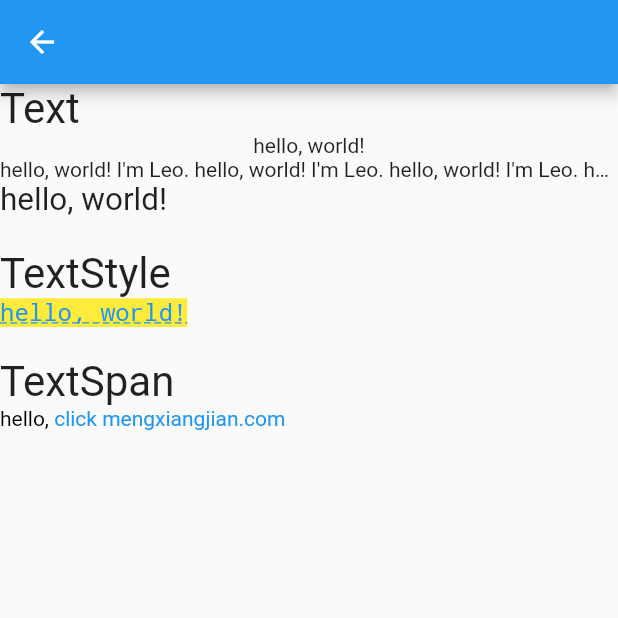
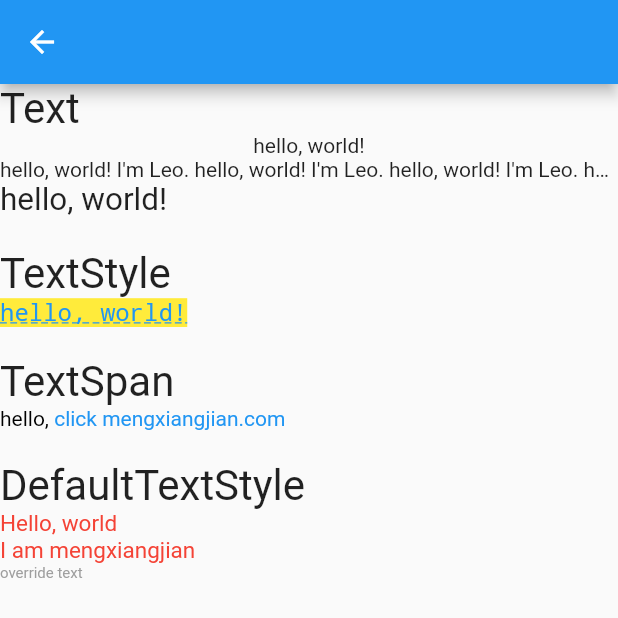
Before and after one commit to mengxiangjian13/FlutterLearn, a Flutter app: the TextStylePage screen opened directly with empty values, on a phone screen of 412 x 824 dp, the top half of it. Run offline on Flutter 3.47's test engine with Material 2 defaults, Android fonts, the phone set to English and light mode, and no system bars.

Commit message:
finish text & style

```diff
--- a/lib/pages/foundation_widget/text_style.dart
+++ b/lib/pages/foundation_widget/text_style.dart
@@ -78,7 +78,28 @@ class TextStylePage extends StatelessWidget {
                 )
               ]
             )
-          )
+          ),
+          const Padding(padding: EdgeInsets.only(top: 20)),
+          const Text(
+            'DefaultTextStyle',
+            textScaleFactor: 2,
+          ),
+          // 用DefaultTextStyle包裹，之中的所有Text都继承DefaultTextStyle
+          DefaultTextStyle(style: const TextStyle(
+            color: Colors.red,
+            fontSize: 15,
+          ), child: Column(
+            crossAxisAlignment: CrossAxisAlignment.start,
+            children: const [
+              Text('Hello, world'),
+              Text('I am mengxiangjian'),
+              // 可以覆盖DefaultTextStyle，自定义style生效
+              Text('override text', style: TextStyle(
+                fontSize: 10,
+                color: Colors.grey
+              ),)
+            ],
+          ), textAlign: TextAlign.start,),
         ],
       ),
     );
```
